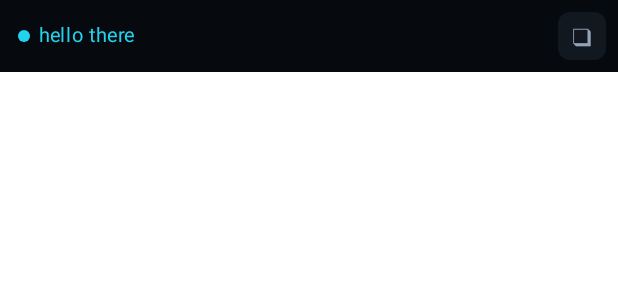
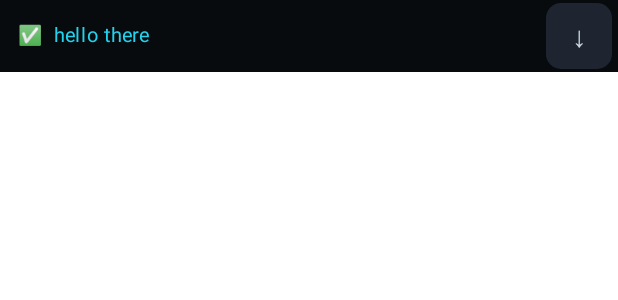
Before and after one commit to Sanju0845/CipherKey-E2EE-Keyboard-for-Android, an Android app built with Jetpack Compose: the @Preview function Preview_KeyboardStrip_CipherMode, on a phone screen of 412 x 824 dp. Shown: the top 300 px of the screen. Run offline under Robolectric (Android 15) with nearby library versions, the light colour scheme and no system bars.

Commit message:
fix: v1.3.1 - restore AI panel + PanelSelector from v1.3.0, fix spacebar popup, fix StripBg ref, fix AnimatedVisibility scope

```diff
--- a/app/build.gradle.kts
+++ b/app/build.gradle.kts
@@ -14,8 +14,8 @@
     applicationId = "com.example.cipherkey"
     minSdk = 24
     targetSdk = 35
-    versionCode = 4
-    versionName = "1.1.0"
+    versionCode = 5
+    versionName = "1.3.1"
 
     testInstrumentationRunner = "androidx.test.runner.AndroidJUnitRunner"
   }
--- a/app/src/main/java/com/example/keyboard/KeyComponents.kt
+++ b/app/src/main/java/com/example/keyboard/KeyComponents.kt
@@ -312,6 +312,7 @@
     longPressLabel: String,
     modifier: Modifier = Modifier,
     glideHighlight: Boolean = false,
+    showPopup: Boolean = true,   // set false for spacebar / special keys
     onTap: () -> Unit,
     onLongPress: () -> Unit
 ) {
@@ -332,8 +333,8 @@
     val bg = if (glideHighlight || pressed) KeyBgPressed else KeyBg
 
     Box(modifier = modifier.height(KeyHeight)) {
-        // Popup on press
-        if (pressed) {
+        // Popup on press (suppressed for keys like spacebar)
+        if (showPopup && pressed) {
             Box(
                 modifier = Modifier
                     .align(Alignment.TopCenter)
--- a/app/src/main/java/com/example/keyboard/KeyboardView.kt
+++ b/app/src/main/java/com/example/keyboard/KeyboardView.kt
@@ -224,6 +224,7 @@
                 label = "space",
                 longPressLabel = "⌨",
                 modifier = Modifier.weight(3.5f),
+                showPopup = false,
                 onTap = onSpace,
                 onLongPress = onSwitchKeyboard
             )
--- a/app/src/main/java/com/example/keyboard/SuggestionBar.kt
+++ b/app/src/main/java/com/example/keyboard/SuggestionBar.kt
@@ -1,7 +1,5 @@
 package com.example.keyboard
 
-import androidx.compose.animation.animateColorAsState
-import androidx.compose.animation.core.*
 import androidx.compose.foundation.background
 import androidx.compose.foundation.clickable
 import androidx.compose.foundation.interaction.MutableInteractionSource
@@ -9,12 +7,10 @@
 import androidx.compose.foundation.shape.RoundedCornerShape
 import androidx.compose.material3.Text
 import androidx.compose.runtime.Composable
-import androidx.compose.runtime.getValue
 import androidx.compose.runtime.remember
 import androidx.compose.ui.Alignment
 import androidx.compose.ui.Modifier
 import androidx.compose.ui.draw.clip
-import androidx.compose.ui.graphics.Brush
 import androidx.compose.ui.graphics.Color
 import androidx.compose.ui.text.font.FontWeight
 import androidx.compose.ui.text.style.TextOverflow
@@ -29,49 +25,31 @@
     isCipherModeOn: Boolean,
     composingDraft: String,
     showClipboard: Boolean,
+    activePanel: ActivePanel = ActivePanel.KEYBOARD,
     onToggleCipherMode: () -> Unit,
     onOpenClipboard: () -> Unit,
     modifier: Modifier = Modifier
 ) {
-    // Animate bg color: darker when cipher is on
-    val stripBg by animateColorAsState(
-        targetValue = if (isCipherModeOn) Color(0xFF060A0E) else ImmersiveStripBg,
-        animationSpec = tween(300),
-        label = "stripBg"
-    )
-
     Row(
         modifier = modifier
             .fillMaxWidth()
-            .height(48.dp)   // 48dp — Material minimum touch target
-            .background(stripBg),
+            .height(48.dp)
+            .background(ImmersiveStripBg),
         verticalAlignment = Alignment.CenterVertically
     ) {
-        // ── Left: word suggestions or cipher draft ────────────────────────────
+        // ── Left: suggestions or cipher draft ────────────────────────────────
         if (isCipherModeOn) {
-            Row(
+            Text(
+                text = if (composingDraft.isNotEmpty()) "✅  $composingDraft"
+                       else "🔒 Cipher ON  ·  type to compose",
                 modifier = Modifier
                     .weight(1f)
                     .padding(horizontal = 12.dp),
-                verticalAlignment = Alignment.CenterVertically,
-                horizontalArrangement = Arrangement.spacedBy(6.dp)
-            ) {
-                // Pulsing lock indicator
-                Box(
-                    modifier = Modifier
-                        .size(8.dp)
-                        .clip(RoundedCornerShape(4.dp))
-                        .background(ImmersiveCyan)
-                )
-                Text(
-                    text = if (composingDraft.isNotEmpty()) composingDraft
-                           else "Cipher ON  ·  type to compose",
-                    color = if (composingDraft.isNotEmpty()) ImmersiveCyan else Slate500,
-                    fontSize = 13.sp,
-                    maxLines = 1,
-                    overflow = TextOverflow.Ellipsis
-                )
-            }
+                color = if (composingDraft.isNotEmpty()) ImmersiveCyan else Slate500,
+                fontSize = 13.sp,
+                maxLines = 1,
+                overflow = TextOverflow.Ellipsis
+            )
         } else {
             if (suggestions.isNotEmpty()) {
                 suggestions.forEachIndexed { i, word ->
@@ -85,53 +63,56 @@
                         Box(
                             Modifier
                                 .width(1.dp)
-                                .height(20.dp)
-                                .background(Slate800)
+                                .height(18.dp)
+                                .background(Color(0xFF2A3040))
                         )
                     }
                 }
             } else {
                 Text(
-                    "CipherKey",
+                    "CipherKey · type to get suggestions",
                     modifier = Modifier
                         .weight(1f)
-                        .padding(start = 14.dp),
-                    color = Slate700,
-                    fontSize = 12.sp,
-                    fontWeight = FontWeight.SemiBold
+                        .padding(start = 12.dp),
+                    color = Slate600,
+                    fontSize = 11.sp
                 )
             }
         }
 
-        // ── Right: clipboard/keyboard toggle — 48dp touch target ──────────────
-        val iconBg by animateColorAsState(
-            targetValue = if (showClipboard) ImmersiveCyan.copy(alpha = 0.15f) else Color(0xFF111820),
-            animationSpec = tween(250),
-            label = "iconBg"
-        )
-        val iconColor by animateColorAsState(
-            targetValue = if (showClipboard) ImmersiveCyan else Slate400,
-            animationSpec = tween(250),
-            label = "iconColor"
-        )
-
+        // ── Right: ↓ arrow opens panel selector ──────────────────────────────
         Box(
             modifier = Modifier
-                .size(48.dp)   // full 48dp touch target
-                .padding(8.dp) // 8dp padding → 32dp visual icon
-                .clip(RoundedCornerShape(8.dp))
-                .background(iconBg)
+                .padding(end = 4.dp)
+                .size(44.dp)
+                .clip(RoundedCornerShape(10.dp))
+                .background(
+                    when (activePanel) {
+                        ActivePanel.AI -> ImmersiveCyan.copy(alpha = 0.15f)
+                        ActivePanel.CLIPBOARD -> ImmersiveIndigo.copy(alpha = 0.15f)
+                        else -> Color(0xFF1E2530)
+                    }
+                )
                 .clickable(
                     interactionSource = remember { MutableInteractionSource() },
                     indication = androidx.compose.foundation.LocalIndication.current,
-                    onClick = onOpenClipboard
+                    onClick = onOpenClipboard  // opens the panel selector
                 ),
             contentAlignment = Alignment.Center
         ) {
             Text(
-                text = if (showClipboard) "⌨" else "❑",
-                color = iconColor,
-                fontSize = 16.sp
+                text = when (activePanel) {
+                    ActivePanel.AI -> "✦"
+                    ActivePanel.CLIPBOARD -> "📋"
+                    else -> "↓"
+                },
+                color = when (activePanel) {
+                    ActivePanel.AI -> ImmersiveCyan
+                    ActivePanel.CLIPBOARD -> ImmersiveIndigoLight
+                    else -> Slate300
+                },
+                fontSize = if (activePanel == ActivePanel.KEYBOARD) 19.sp else 17.sp,
+                fontWeight = FontWeight.Normal
             )
         }
     }
@@ -157,10 +138,10 @@
         if (isCenter) {
             Box(
                 modifier = Modifier
-                    .height(28.dp)
-                    .widthIn(min = 60.dp)
-                    .clip(RoundedCornerShape(7.dp))
-                    .background(Color(0xFF1C2535)),
+                    .height(26.dp)
+                    .widthIn(min = 56.dp)
+                    .clip(RoundedCornerShape(6.dp))
+                    .background(Color(0xFF252B35)),
                 contentAlignment = Alignment.Center
             ) {
                 Text(
@@ -168,7 +149,7 @@
                     color = Slate100,
                     fontSize = 14.sp,
                     fontWeight = FontWeight.SemiBold,
-                    modifier = Modifier.padding(horizontal = 12.dp)
+                    modifier = Modifier.padding(horizontal = 10.dp)
                 )
             }
         } else {
```
Also changed, not shown: app/src/main/java/com/example/keyboard/AiPanel.kt (added, +93 -0 lines), app/src/main/java/com/example/keyboard/CipherKeyboardService.kt (+64 -66 lines), app/src/main/java/com/example/keyboard/PanelSelector.kt (added, +110 -0 lines), 1 other file.
